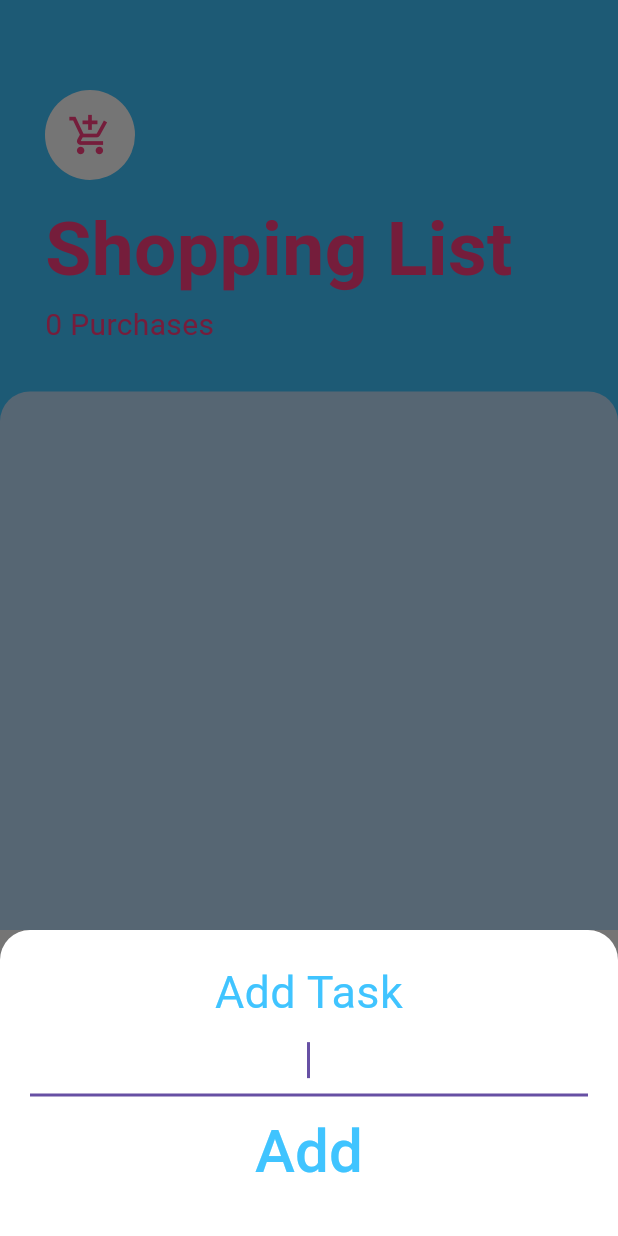
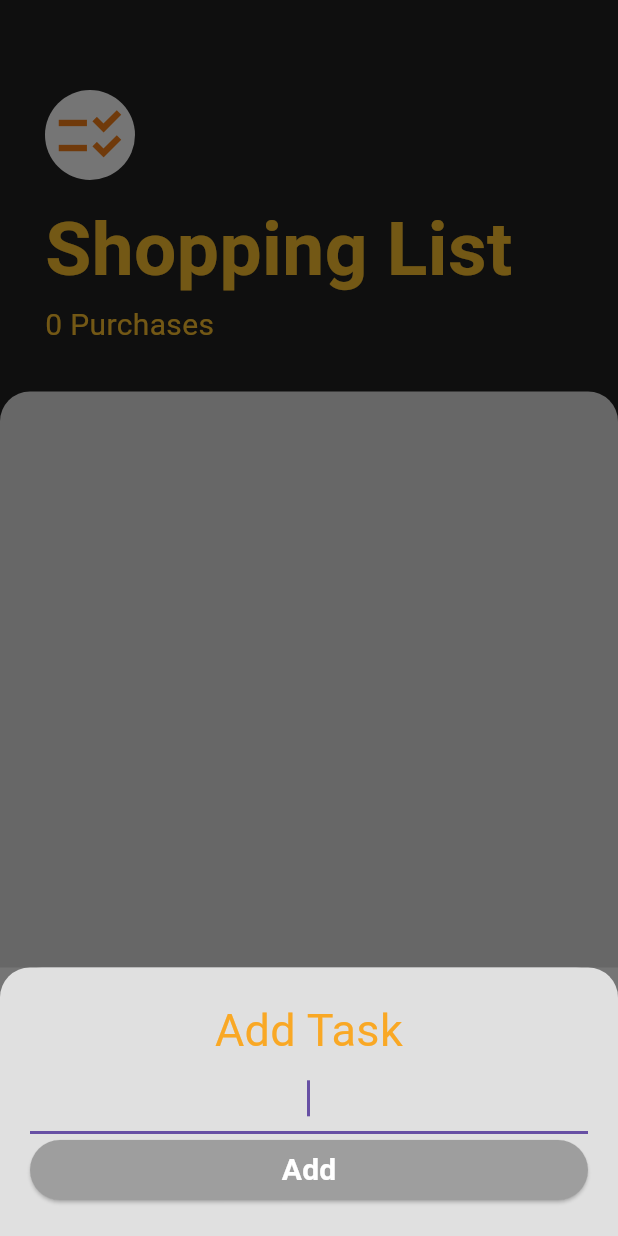
Before and after one commit to mohamedahmedkhriji/to_do, a Flutter app: the screen it shows after launch, after a tap on the "add" icon, on a phone screen of 412 x 824 dp. Run offline on Flutter 3.47's test engine with Material 3 defaults, Android fonts, the phone set to English and light mode, and no system bars.

Commit message:
commit 10

```diff
--- a/lib/screens/add_task_screen.dart
+++ b/lib/screens/add_task_screen.dart
@@ -17,7 +17,7 @@ class _AddTaskScreenState extends State<AddTaskScreen> {
       child: Container(
         padding: EdgeInsets.all(20.0),
         decoration: BoxDecoration(
-          color: Colors.white,
+          color: Colors.grey[300],
           borderRadius: BorderRadius.only(
             topLeft: Radius.circular(20.0),
             topRight: Radius.circular(20.0),
@@ -31,7 +31,7 @@ class _AddTaskScreenState extends State<AddTaskScreen> {
               textAlign: TextAlign.center,
               style: TextStyle(
                 fontSize: 30.0,
-                color: Colors.lightBlueAccent,
+                color: Colors.yellow[800],
               ),
             ),
             TextField(
@@ -43,19 +43,23 @@ class _AddTaskScreenState extends State<AddTaskScreen> {
                 });
               },
             ),
-            TextButton(
-              child: Text(
-                'Add',
-                style: TextStyle(
-                  color: Colors.lightBlueAccent,
-                  fontSize: 40.0,
-                ),
+            ElevatedButton(
+              style: ElevatedButton.styleFrom(
+                primary: Colors.grey, // Set button color to grey
               ),
               onPressed: () {
                 Provider.of<TaskData>(context, listen: false)
                     .addTask(newTaskTitle);
                 Navigator.pop(context);
               },
+              child: Text(
+                'Add',
+                style: TextStyle(
+                  color: Colors.white, // Set text color to white
+                  fontSize: 20.0, // Increase font size
+                  fontWeight: FontWeight.bold, // Make text bold
+                ),
+              ),
             ),
           ],
         ),
--- a/lib/screens/tasks_screen.dart
+++ b/lib/screens/tasks_screen.dart
@@ -9,10 +9,13 @@ class TasksScreen extends StatelessWidget {
   @override
   Widget build(BuildContext context) {
     return Scaffold(
-      backgroundColor: Colors.lightBlueAccent,
+      backgroundColor: Colors.grey[900],
       floatingActionButton: FloatingActionButton(
-          backgroundColor: Colors.lightBlueAccent,
-          child: Icon(Icons.add),
+          backgroundColor: Colors.grey[900],
+          child: Icon(
+            Icons.add,
+            color: Colors.yellow[800],
+          ),
           onPressed: () {
             showModalBottomSheet(
                 context: context,
@@ -35,9 +38,9 @@ class TasksScreen extends StatelessWidget {
               children: <Widget>[
                 CircleAvatar(
                   child: Icon(
-                    Icons.add_shopping_cart,
-                    size: 30.0,
-                    color: Colors.pinkAccent,
+                    Icons.checklist_rtl,
+                    size: 50.0,
+                    color: Colors.yellow[900],
                   ),
                   backgroundColor: Colors.white,
                   radius: 30.0,
@@ -48,7 +51,7 @@ class TasksScreen extends StatelessWidget {
                 Text(
                   'Shopping List',
                   style: TextStyle(
-                    color: Colors.pinkAccent,
+                    color: Colors.yellow[700],
                     fontSize: 50.0,
                     fontWeight: FontWeight.w700,
                   ),
@@ -56,7 +59,7 @@ class TasksScreen extends StatelessWidget {
                 Text(
                   '${Provider.of<TaskData>(context).taskCount} Purchases',
                   style: TextStyle(
-                    color: Colors.pinkAccent,
+                    color: Colors.yellow[700],
                     fontSize: 20.0,
                   ),
                 ),
@@ -67,7 +70,7 @@ class TasksScreen extends StatelessWidget {
             child: Container(
               padding: EdgeInsets.symmetric(horizontal: 20.0),
               decoration: BoxDecoration(
-                color: Colors.blue[100],
+                color: Colors.grey[300],
                 borderRadius: BorderRadius.only(
                   topLeft: Radius.circular(20.0),
                   topRight: Radius.circular(20.0),
--- a/lib/widgets/task_tile.dart
+++ b/lib/widgets/task_tile.dart
@@ -29,7 +29,7 @@ class TaskTile extends StatelessWidget {
         ),
       ),
       trailing: Checkbox(
-        activeColor: Colors.lightBlueAccent,
+        activeColor: Colors.yellowAccent[800],
         value: isChecked,
         onChanged: checkboxCallback,
       ),
```
